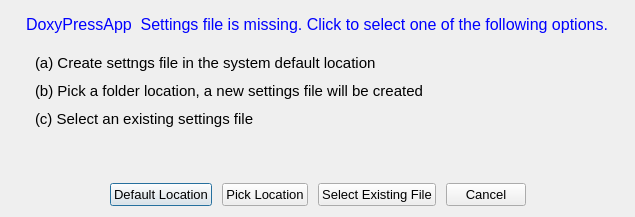
Qt form forms/dialog_selectcfg.ui (copperspice/doxypressapp) before a commit.
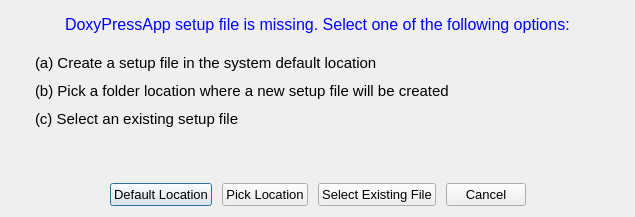
The same form after that commit.

```diff
--- a/forms/dialog_selectcfg.ui
+++ b/forms/dialog_selectcfg.ui
@@ -40,7 +40,7 @@
       </font>
      </property>
      <property name="text">
-      <string>(c) Select an existing settings file</string>
+      <string>(c) Select an existing setup file</string>
      </property>
      <property name="indent">
       <number>20</number>
@@ -55,7 +55,7 @@
       </font>
      </property>
      <property name="text">
-      <string>(a) Create settngs file in the system default location</string>
+      <string>(a) Create a setup file in the system default location</string>
      </property>
      <property name="indent">
       <number>20</number>
@@ -123,7 +123,7 @@
       </font>
      </property>
      <property name="text">
-      <string>DoxyPressApp  Settings file is missing. Click to select one of the following options.</string>
+      <string>DoxyPressApp setup file is missing. Select one of the following options:</string>
      </property>
     </widget>
    </item>
@@ -261,7 +261,7 @@
       </font>
      </property>
      <property name="text">
-      <string>(b) Pick a folder location, a new settings file will be created</string>
+      <string>(b) Pick a folder location where a new setup file will be created</string>
      </property>
      <property name="indent">
       <number>20</number>
```
